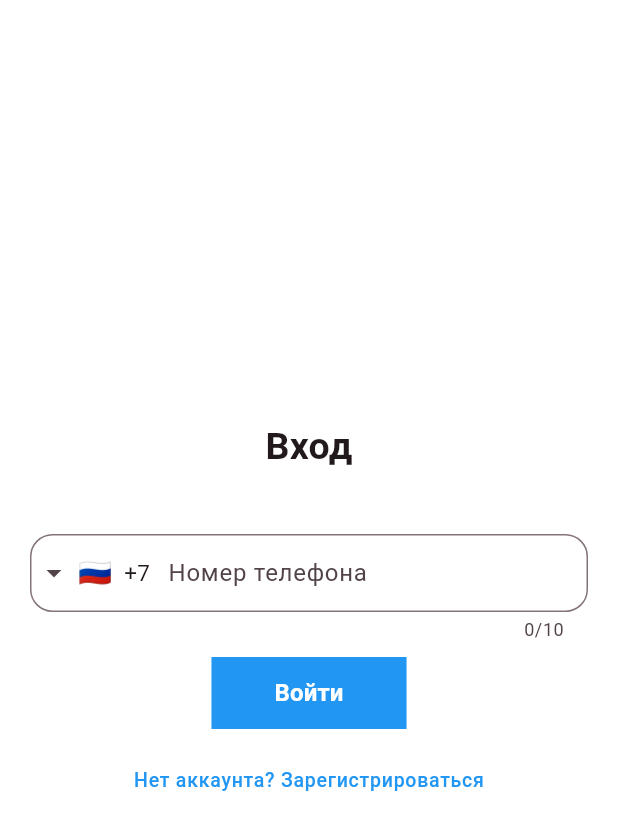
After one commit to THE-STANLEY/dox_messenger, a Flutter app: the screen it shows after launch, on a phone screen of 412 x 824 dp. The commit adds this screen. Shown: the top 830 px of the screen. Run offline on Flutter 3.47's test engine with Material 3 defaults, Android fonts, the phone set to English and light mode, and no system bars; drawn by our look-alikes of intl_phone_field; our stand-ins replace auto_route, firebase_core, firebase_database; accounts and stored records are empty.

Commit message:
refactor architecture

```diff
--- a/lib/dox.dart
+++ b/lib/app/dox.dart
@@ -1,7 +1,7 @@
 import 'package:dox/core/routing/app_router.dart';
 import 'package:flutter/material.dart';
 
-import 'core/theme/theme.dart';
+import '../core/styles/theme/theme.dart';
 
 class Dox extends StatelessWidget {
   final appRouter = AppRouter();
--- a/lib/features/auth/auth.dart
+++ b/lib/features/auth/auth.dart
@@ -1 +1 @@
-export 'auth_screen.dart';
+export 'presentation/auth_screen.dart';
--- /dev/null
+++ b/lib/features/auth/presentation/auth_screen.dart
@@ -0,0 +1,17 @@
+import 'package:auto_route/auto_route.dart';
+import 'package:flutter/material.dart';
+
+import 'widgets/body.dart';
+
+@RoutePage()
+class AuthScreen extends StatelessWidget {
+  const AuthScreen({super.key});
+
+  @override
+  Widget build(BuildContext context) {
+    return Scaffold(
+      backgroundColor: Colors.white,
+      body: Body(),
+    );
+  }
+}
--- /dev/null
+++ b/lib/features/auth/presentation/bloc/auth_bloc.dart
@@ -0,0 +1,2 @@
+part 'auth_events.dart';
+part 'auth_state.dart';
--- /dev/null
+++ b/lib/features/auth/presentation/bloc/auth_events.dart
@@ -0,0 +1 @@
+part of 'auth_bloc.dart';
--- /dev/null
+++ b/lib/features/auth/presentation/bloc/auth_state.dart
@@ -0,0 +1 @@
+part of 'auth_bloc.dart';
--- /dev/null
+++ b/lib/features/auth/presentation/widgets/body.dart
@@ -0,0 +1,87 @@
+import 'package:auto_route/auto_route.dart';
+import 'package:dox/core/routing/app_router.dart';
+import 'package:firebase_database/firebase_database.dart';
+import 'package:flutter/material.dart';
+import 'package:intl_phone_field/intl_phone_field.dart';
+
+class Body extends StatelessWidget {
+  const Body({super.key});
+
+  @override
+  Widget build(BuildContext context) {
+    final phoneNumber = TextEditingController();
+
+    void readDataFromDatabase() async {
+      final ref = FirebaseDatabase.instance.ref();
+      final snapshot = await ref.child('users/1/phoneNumber').get();
+      final userNumber = phoneNumber.text;
+      if (userNumber == snapshot.value) {
+      } else {
+        print('fail');
+      }
+    }
+
+    return Center(
+      child: SizedBox(
+        child: Padding(
+          padding: const EdgeInsets.symmetric(horizontal: 20),
+          child: Column(
+            mainAxisAlignment: MainAxisAlignment.center,
+            children: [
+              Text(
+                'Вход',
+                style: TextStyle(fontSize: 25, fontWeight: FontWeight.w600),
+              ),
+              SizedBox(height: 40),
+              IntlPhoneField(
+                controller: phoneNumber,
+                keyboardType: TextInputType.phone,
+                focusNode: FocusNode(),
+                dropdownTextStyle: TextStyle(fontSize: 15),
+                style: TextStyle(fontSize: 13),
+                decoration: InputDecoration(
+                  labelText: 'Номер телефона',
+                  border: OutlineInputBorder(
+                    borderRadius: BorderRadius.circular(15),
+                    borderSide: BorderSide(),
+                  ),
+                ),
+                initialCountryCode: 'RU',
+              ),
+              SizedBox(height: 10),
+              ColoredBox(
+                color: Colors.blue,
+                child: Padding(
+                  padding: const EdgeInsets.symmetric(horizontal: 30),
+                  child: TextButton(
+                    onPressed: () {
+                      readDataFromDatabase();
+                    },
+                    child: Text(
+                      'Войти',
+                      style: TextStyle(
+                        color: Colors.white,
+                        fontWeight: FontWeight.bold,
+                        fontSize: 16,
+                      ),
+                    ),
+                  ),
+                ),
+              ),
+              SizedBox(height: 10),
+              TextButton(
+                onPressed: () {
+                  context.router.push(const RegRoute());
+                },
+                child: Text(
+                  'Нет аккаунта? Зарегистрироваться',
+                  style: Theme.of(context).textTheme.labelSmall,
+                ),
+              ),
+            ],
+          ),
+        ),
+      ),
+    );
+  }
+}
--- a/lib/main.dart
+++ b/lib/main.dart
@@ -1,7 +1,7 @@
 import 'package:firebase_core/firebase_core.dart';
 import 'package:flutter/material.dart';
 
-import 'dox.dart';
+import 'app/dox.dart';
 
 void main() async {
   WidgetsFlutterBinding.ensureInitialized();
--- a/pubspec.yaml
+++ b/pubspec.yaml
@@ -5,7 +5,7 @@ publish_to: 'none'
 version: 1.0.0+1
 
 environment:
-  sdk: ^3.7.0
+  sdk: ^3.6.2
 
 dependencies:
   flutter:
```
Also changed, not shown: lib/features/auth/auth_screen.dart (deleted, +0 -95 lines), lib/widgets/dcontainer.dart (deleted, +0 -10 lines), lib/core/styles/theme/theme.dart (renamed from lib/core/theme/theme.dart), lib/features/auth/domain/entity/user_entity.dart (added), lib/features/auth/domain/usercase/auth_usecase.dart (added), pubspec.lock.
